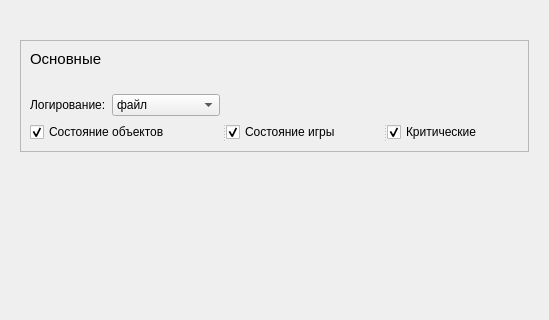
Old version of the form graphics/dialoglevel.ui in the repository Dlexeyn/qt-game; both pictures show x 0 to 549 and y 0 to 320 of the 549 by 566 pixel window.
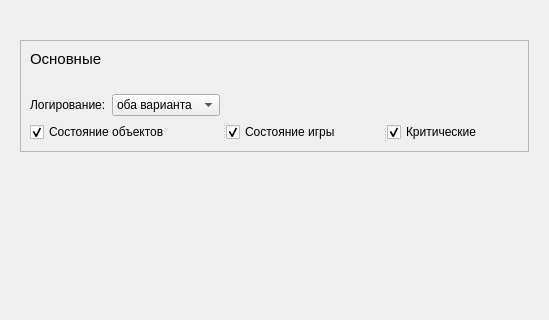
New version of the form. The open tabs and pages were chosen to show the change.

```diff
--- a/graphics/dialoglevel.ui
+++ b/graphics/dialoglevel.ui
@@ -410,16 +410,6 @@
             </item>
             <item>
              <widget class="QComboBox" name="logComboBox">
-              <item>
-               <property name="text">
-                <string>файл</string>
-               </property>
-              </item>
-              <item>
-               <property name="text">
-                <string>консоль</string>
-               </property>
-              </item>
               <item>
                <property name="text">
                 <string>оба варианта</string>
```
Left out of the diff: 10 changed lines with no effect on the pictures.
